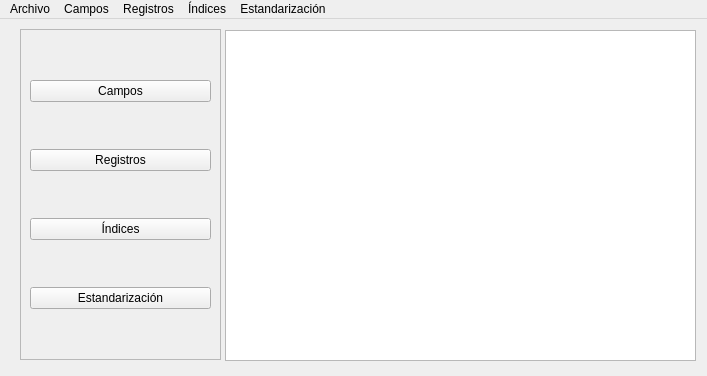
Old version of the form MainWindow.ui in the repository carlosvelaquez/ProyectoEDII.
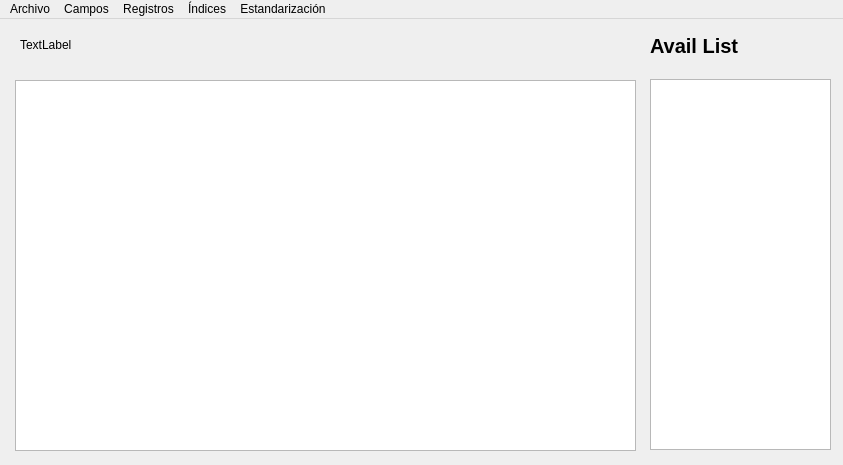
New version of the form.

```diff
--- a/MainWindow.ui
+++ b/MainWindow.ui
@@ -6,8 +6,8 @@
    <rect>
     <x>0</x>
     <y>0</y>
-    <width>707</width>
-    <height>376</height>
+    <width>843</width>
+    <height>465</height>
    </rect>
   </property>
   <property name="windowTitle">
@@ -17,59 +17,56 @@
    <string notr="true"/>
   </property>
   <widget class="QWidget" name="centralwidget">
-   <widget class="QFrame" name="frame">
+   <widget class="QTableWidget" name="tableWidget">
+    <property name="geometry">
+     <rect>
+      <x>15</x>
+      <y>61</y>
+      <width>621</width>
+      <height>371</height>
+     </rect>
+    </property>
+   </widget>
+   <widget class="QLabel" name="label">
     <property name="geometry">
      <rect>
       <x>20</x>
       <y>10</y>
-      <width>201</width>
-      <height>331</height>
+      <width>161</width>
+      <height>31</height>
      </rect>
     </property>
-    <property name="frameShape">
-     <enum>QFrame::StyledPanel</enum>
+    <property name="text">
+     <string>TextLabel</string>
     </property>
-    <property name="frameShadow">
-     <enum>QFrame::Raised</enum>
+   </widget>
+   <widget class="QLabel" name="label_2">
+    <property name="geometry">
+     <rect>
+      <x>650</x>
+      <y>6</y>
+      <width>111</width>
+      <height>41</height>
+     </rect>
     </property>
-    <layout class="QVBoxLayout" name="verticalLayout">
-     <item>
-      <widget class="QPushButton" name="pushButton_fields">
-       <property name="text">
-        <string>Campos</string>
-       </property>
-      </widget>
-     </item>
-     <item>
-      <widget class="QPushButton" name="pushButton_2">
-       <property name="text">
-        <string>Registros</string>
-       </property>
-      </widget>
-     </item>
-     <item>
-      <widget class="QPushButton" name="pushButton_3">
-       <property name="text">
-        <string>Índices</string>
-       </property>
-      </widget>
-     </item>
-     <item>
-      <widget class="QPushButton" name="pushButton_4">
-       <property name="text">
-        <string>Estandarización</string>
-       </property>
-      </widget>
-     </item>
-    </layout>
+    <property name="font">
+     <font>
+      <pointsize>15</pointsize>
+      <weight>75</weight>
+      <bold>true</bold>
+     </font>
+    </property>
+    <property name="text">
+     <string>Avail List</string>
+    </property>
    </widget>
-   <widget class="QTableWidget" name="tableWidget">
+   <widget class="QListWidget" name="listWidget">
     <property name="geometry">
      <rect>
-      <x>225</x>
-      <y>11</y>
-      <width>471</width>
-      <height>331</height>
+      <x>650</x>
+      <y>60</y>
+      <width>181</width>
+      <height>371</height>
      </rect>
     </property>
    </widget>
@@ -79,7 +76,7 @@
     <rect>
      <x>0</x>
      <y>0</y>
-     <width>707</width>
+     <width>843</width>
      <height>22</height>
     </rect>
    </property>
```
